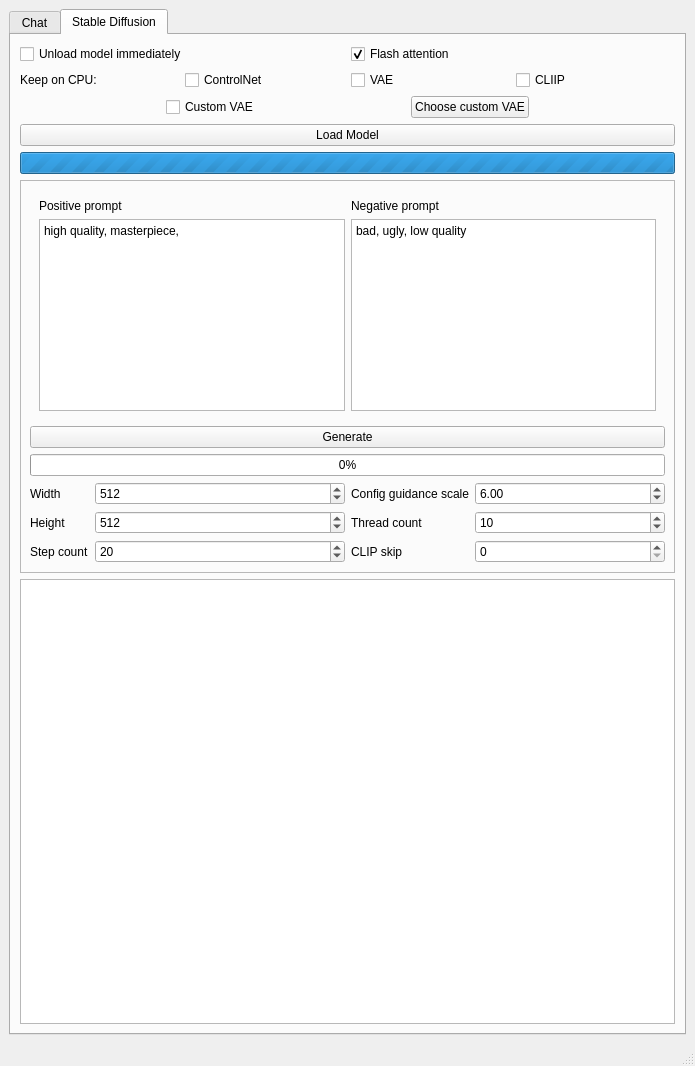
This is AIOneQTWidgets/mainwindow.ui in Iemand005/Singularity as Qt 5 draws it before an edit. The edited form follows.
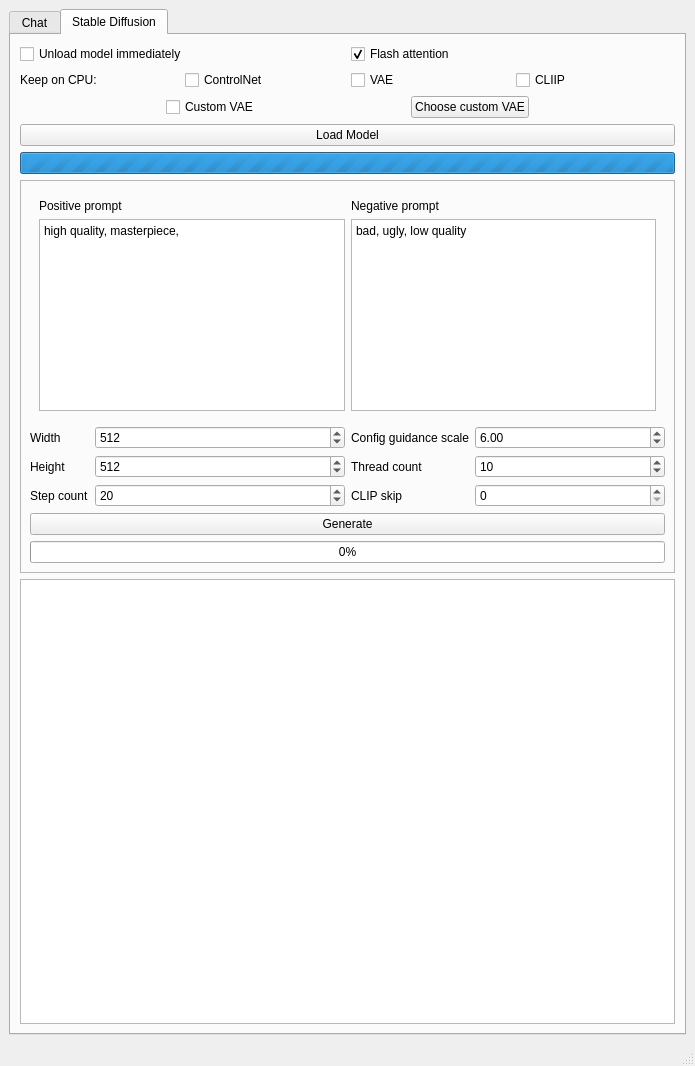
This is the edited form. Custom widgets are drawn as their Qt base class.

Commit message: Rearrange generation options back

Diff of the .ui file:
```diff
--- a/AIOneQTWidgets/mainwindow.ui
+++ b/AIOneQTWidgets/mainwindow.ui
@@ -476,26 +476,6 @@
              </layout>
             </widget>
            </item>
-           <item>
-            <widget class="QPushButton" name="generateButton">
-             <property name="sizePolicy">
-              <sizepolicy hsizetype="Expanding" vsizetype="Fixed">
-               <horstretch>0</horstretch>
-               <verstretch>0</verstretch>
-              </sizepolicy>
-             </property>
-             <property name="text">
-              <string>Generate</string>
-             </property>
-            </widget>
-           </item>
-           <item>
-            <widget class="ProgressBar" name="generationProgressBar">
-             <property name="value">
-              <number>0</number>
-             </property>
-            </widget>
-           </item>
            <item>
             <layout class="QHBoxLayout" name="horizontalLayout_9">
              <item>
@@ -597,6 +577,26 @@
              </item>
             </layout>
            </item>
+           <item>
+            <widget class="QPushButton" name="generateButton">
+             <property name="sizePolicy">
+              <sizepolicy hsizetype="Expanding" vsizetype="Fixed">
+               <horstretch>0</horstretch>
+               <verstretch>0</verstretch>
+              </sizepolicy>
+             </property>
+             <property name="text">
+              <string>Generate</string>
+             </property>
+            </widget>
+           </item>
+           <item>
+            <widget class="ProgressBar" name="generationProgressBar">
+             <property name="value">
+              <number>0</number>
+             </property>
+            </widget>
+           </item>
           </layout>
          </widget>
         </item>
```
